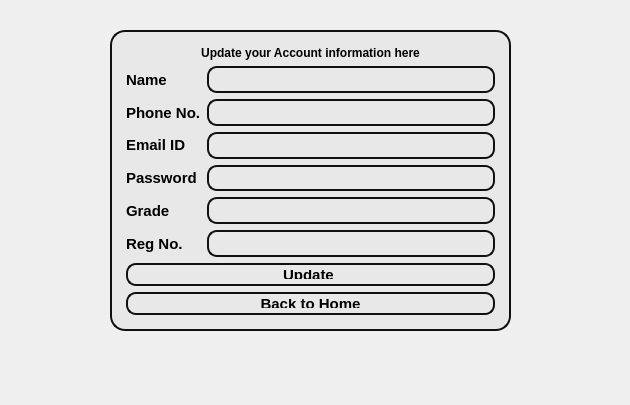
suvam452/Mulyankan, file updateaccount.ui: the form before one commit.
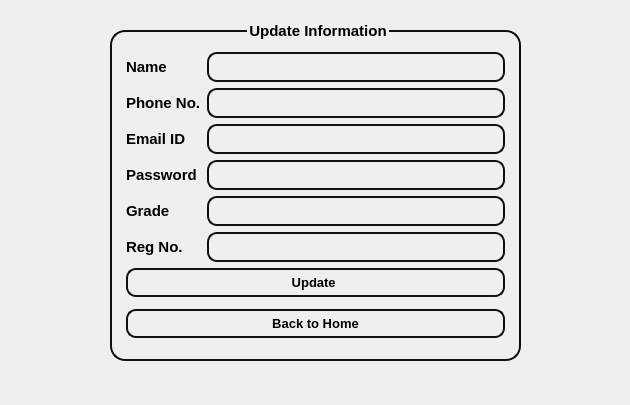
The form after the commit.

Diff of the .ui file:
```diff
--- a/updateaccount.ui
+++ b/updateaccount.ui
@@ -19,8 +19,8 @@
      <rect>
       <x>110</x>
       <y>20</y>
-      <width>401</width>
-      <height>311</height>
+      <width>411</width>
+      <height>341</height>
      </rect>
     </property>
     <property name="font">
@@ -34,7 +34,7 @@
     border: 2px solid rgb(16, 16, 16);
     border-radius: 15px;
     margin-top: 10px; 
-    background-color:rgb(232, 232, 232);
+    background-color:rgb(232, 232, 232,0);
     padding: 5px;
  
 }
@@ -42,7 +42,7 @@
 </string>
     </property>
     <property name="title">
-     <string/>
+     <string>Update Information</string>
     </property>
     <property name="alignment">
      <set>Qt::AlignmentFlag::AlignCenter</set>
@@ -50,21 +50,6 @@
     <layout class="QVBoxLayout" name="verticalLayout_5">
      <item>
       <layout class="QVBoxLayout" name="verticalLayout_4">
-       <item>
-        <widget class="QLabel" name="label_5">
-         <property name="font">
-          <font>
-           <bold>true</bold>
-          </font>
-         </property>
-         <property name="text">
-          <string>Update your Account information here</string>
-         </property>
-         <property name="alignment">
-          <set>Qt::AlignmentFlag::AlignCenter</set>
-         </property>
-        </widget>
-       </item>
        <item>
         <layout class="QHBoxLayout" name="horizontalLayout">
          <item>
@@ -255,7 +240,7 @@
         <widget class="QPushButton" name="pushButton_update">
          <property name="font">
           <font>
-           <pointsize>11</pointsize>
+           <pointsize>10</pointsize>
            <bold>true</bold>
           </font>
          </property>
@@ -282,7 +267,7 @@
       <widget class="QPushButton" name="pushButton_home">
        <property name="font">
         <font>
-         <pointsize>11</pointsize>
+         <pointsize>10</pointsize>
          <bold>true</bold>
         </font>
        </property>
```
